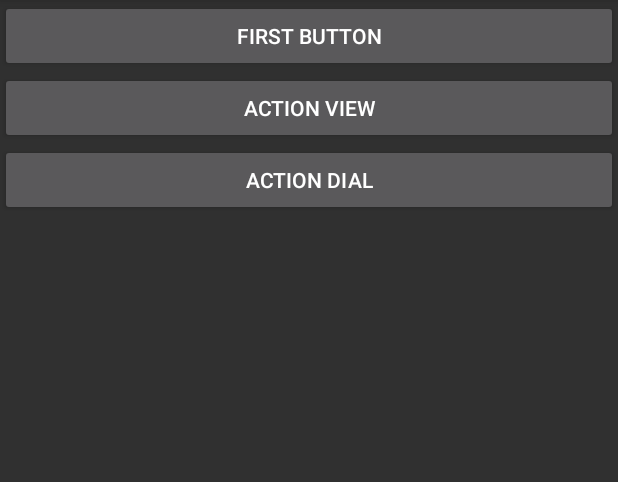
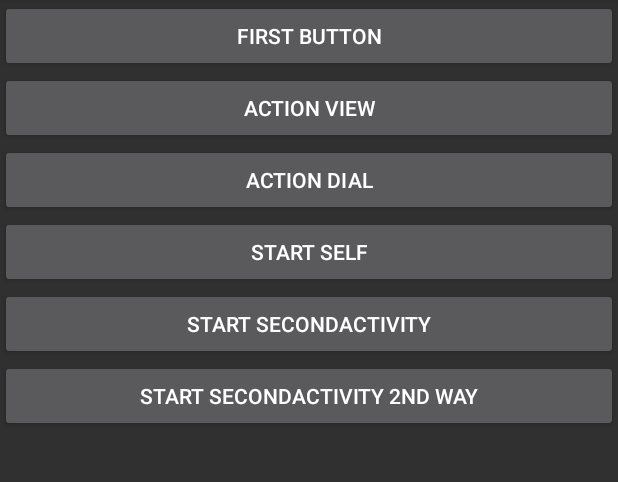
Before and after one commit to crystalDf/Code-First-2nd-Edition-Chapter-02-ActivityTest, an Android app: the screen it shows after launch (FirstActivity), on a phone screen of 412 x 824 dp, the part 84-566 px from its top. Run offline under Robolectric (Android 15) with nearby library versions, the phone set to English and light mode, and no system bars.

Commit message:
Chapter 02 ActivityTest

```diff
--- a/app/src/main/AndroidManifest.xml
+++ b/app/src/main/AndroidManifest.xml
@@ -8,14 +8,16 @@
         android:label="@string/app_name"
         android:supportsRtl="true"
         android:theme="@style/AppTheme">
-        <activity android:name=".FirstActivity">
+        <activity android:name=".FirstActivity"
+            android:launchMode="singleTask">
             <intent-filter>
                 <action android:name="android.intent.action.MAIN"/>
 
                 <category android:name="android.intent.category.LAUNCHER"/>
             </intent-filter>
         </activity>
-        <activity android:name=".SecondActivity">
+        <activity android:name=".SecondActivity"
+            android:launchMode="singleInstance">
             <intent-filter>
                 <action android:name="com.star.activity.ACTION_START"/>
 
--- /dev/null
+++ b/app/src/main/java/com/star/activitytest/ActivityCollector.java
@@ -0,0 +1,32 @@
+package com.star.activitytest;
+
+
+import android.app.Activity;
+
+import java.util.ArrayList;
+import java.util.List;
+
+public class ActivityCollector {
+
+    public static List<Activity> sActivities = new ArrayList<>();
+
+    public static void addActivity(Activity activity) {
+        sActivities.add(activity);
+    }
+
+    public static void removeActivity(Activity activity) {
+        sActivities.remove(activity);
+    }
+
+    public static void finishAll() {
+        for (Activity activity : sActivities) {
+            if (!activity.isFinishing()) {
+                activity.finish();
+            }
+        }
+
+        sActivities.clear();
+
+        android.os.Process.killProcess(android.os.Process.myPid());
+    }
+}
--- /dev/null
+++ b/app/src/main/java/com/star/activitytest/BaseActivity.java
@@ -0,0 +1,27 @@
+package com.star.activitytest;
+
+import android.os.Bundle;
+import android.support.annotation.Nullable;
+import android.support.v7.app.AppCompatActivity;
+import android.util.Log;
+
+
+public class BaseActivity extends AppCompatActivity {
+
+    private static final String TAG = "BaseActivity";
+
+    @Override
+    protected void onCreate(@Nullable Bundle savedInstanceState) {
+        super.onCreate(savedInstanceState);
+        Log.d(TAG, getClass().getSimpleName());
+
+        ActivityCollector.addActivity(this);
+    }
+
+    @Override
+    protected void onDestroy() {
+        super.onDestroy();
+
+        ActivityCollector.removeActivity(this);
+    }
+}
--- a/app/src/main/java/com/star/activitytest/FirstActivity.java
+++ b/app/src/main/java/com/star/activitytest/FirstActivity.java
@@ -3,7 +3,6 @@ package com.star.activitytest;
 import android.content.Intent;
 import android.net.Uri;
 import android.os.Bundle;
-import android.support.v7.app.AppCompatActivity;
 import android.util.Log;
 import android.view.Menu;
 import android.view.MenuItem;
@@ -11,17 +10,25 @@ import android.view.View;
 import android.widget.Button;
 import android.widget.Toast;
 
-public class FirstActivity extends AppCompatActivity {
+public class FirstActivity extends BaseActivity {
+
+    private static final String TAG = "FirstActivity";
 
     private static final int REQUEST_CODE = 0;
 
     private Button mFirstButton;
     private Button mActionView;
     private Button mActionDial;
+    private Button mStartSelf;
+    private Button mStartSecondActivity;
+    private Button mStartSecondActivity2ndWay;
 
     @Override
     protected void onCreate(Bundle savedInstanceState) {
         super.onCreate(savedInstanceState);
+        Log.d(TAG, this.toString());
+        Log.d(TAG, "Task id is " + getTaskId());
+
         setContentView(R.layout.activity_first);
 
         mFirstButton = (Button) findViewById(R.id.first_button);
@@ -63,6 +70,38 @@ public class FirstActivity extends AppCompatActivity {
                 startActivity(intent);
             }
         });
+
+        mStartSelf = (Button) findViewById(R.id.start_self);
+        mStartSelf.setOnClickListener(new View.OnClickListener() {
+            @Override
+            public void onClick(View v) {
+                Intent intent = new Intent(FirstActivity.this, FirstActivity.class);
+                startActivity(intent);
+            }
+        });
+
+        mStartSecondActivity = (Button) findViewById(R.id.start_second_activity);
+        mStartSecondActivity.setOnClickListener(new View.OnClickListener() {
+            @Override
+            public void onClick(View v) {
+                Intent intent = new Intent(FirstActivity.this, SecondActivity.class);
+                startActivity(intent);
+            }
+        });
+
+        mStartSecondActivity2ndWay = (Button) findViewById(R.id.start_second_activity_2nd_way);
+        mStartSecondActivity2ndWay.setOnClickListener(new View.OnClickListener() {
+            @Override
+            public void onClick(View v) {
+                SecondActivity.actionStart(FirstActivity.this, "data1", "data2");
+            }
+        });
+    }
+
+    @Override
+    protected void onRestart() {
+        super.onRestart();
+        Log.d(TAG, "onRestart");
     }
 
     @Override
--- a/app/src/main/res/layout/activity_first.xml
+++ b/app/src/main/res/layout/activity_first.xml
@@ -22,4 +22,22 @@
         android:layout_height="wrap_content"
         android:text="@string/action_dial"/>
 
+    <Button
+        android:id="@+id/start_self"
+        android:layout_width="match_parent"
+        android:layout_height="wrap_content"
+        android:text="@string/start_self"/>
+
+    <Button
+        android:id="@+id/start_second_activity"
+        android:layout_width="match_parent"
+        android:layout_height="wrap_content"
+        android:text="@string/start_second_activity"/>
+
+    <Button
+        android:id="@+id/start_second_activity_2nd_way"
+        android:layout_width="match_parent"
+        android:layout_height="wrap_content"
+        android:text="@string/start_second_activity_2nd_way"/>
+
 </LinearLayout>
--- a/app/src/main/res/layout/activity_third.xml
+++ b/app/src/main/res/layout/activity_third.xml
@@ -10,4 +10,10 @@
         android:layout_height="wrap_content"
         android:text="@string/third_button"/>
 
+    <Button
+        android:id="@+id/finish_all_activities"
+        android:layout_width="match_parent"
+        android:layout_height="wrap_content"
+        android:text="@string/finish_all_activities"/>
+
 </LinearLayout>
--- a/app/src/main/res/values/strings.xml
+++ b/app/src/main/res/values/strings.xml
@@ -7,4 +7,10 @@
     <string name="action_view">Action View</string>
     <string name="third_button">Third Button</string>
     <string name="action_dial">Action Dial</string>
+    <string name="start_self">Start Self</string>
+    <string name="start_second_activity">Start SecondActivity</string>
+    <string name="start_first_activity">Start FirstActivity</string>
+    <string name="start_third_activity">Start ThirdActivity</string>
+    <string name="finish_all_activities">Finish All Activities</string>
+    <string name="start_second_activity_2nd_way">Start SecondActivity 2nd way</string>
 </resources>
```
Also changed, not shown: app/src/main/java/com/star/activitytest/SecondActivity.java (+54 -3 lines), app/src/main/java/com/star/activitytest/ThirdActivity.java (+19 -2 lines), app/src/main/res/layout/activity_second.xml (+12 -0 lines).
